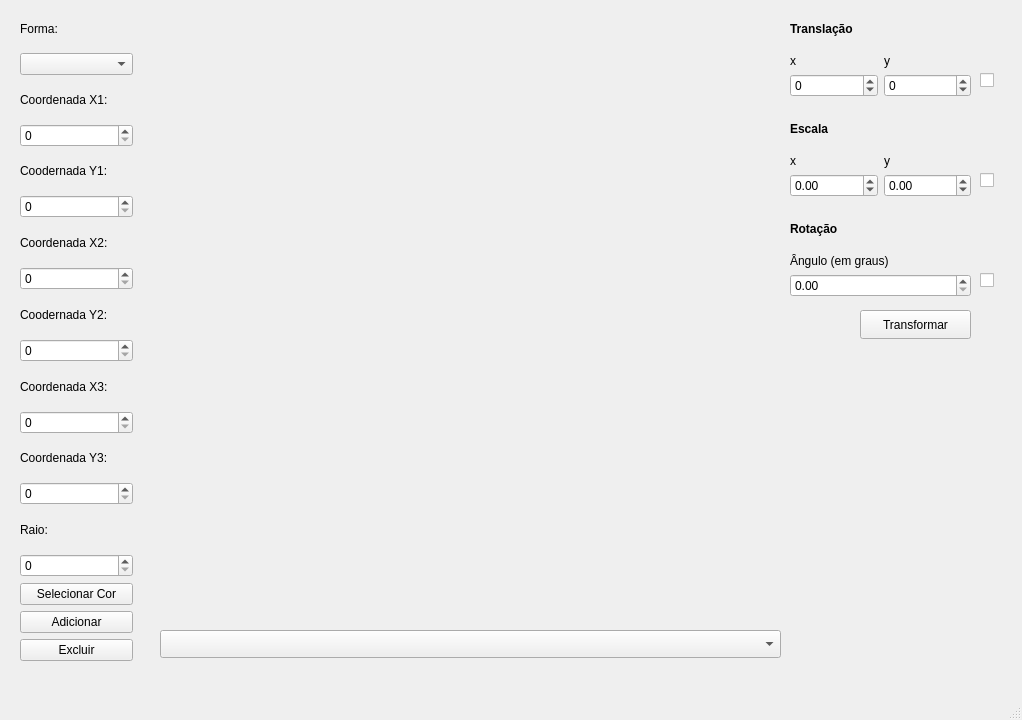
Old version of the form mainwindow.ui in the repository WallaceJunior14/computer-graphics.
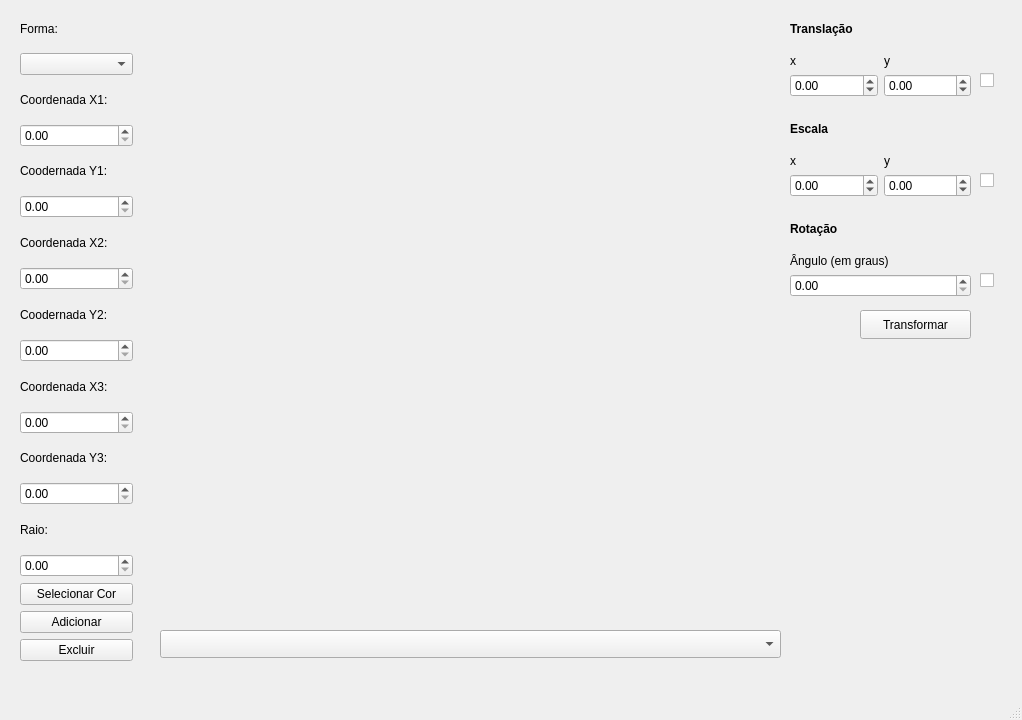
New version of the form. Custom widgets are drawn as their Qt base class.

The edit to the form file:
```diff
--- a/mainwindow.ui
+++ b/mainwindow.ui
@@ -58,9 +58,9 @@
       </widget>
      </item>
      <item>
-      <widget class="QSpinBox" name="spinX1">
+      <widget class="QDoubleSpinBox" name="spinX1">
        <property name="maximum">
-        <number>600</number>
+        <double>600.000000000000000</double>
        </property>
       </widget>
      </item>
@@ -72,9 +72,9 @@
       </widget>
      </item>
      <item>
-      <widget class="QSpinBox" name="spinY1">
+      <widget class="QDoubleSpinBox" name="spinY1">
        <property name="maximum">
-        <number>600</number>
+        <double>600.000000000000000</double>
        </property>
       </widget>
      </item>
@@ -86,9 +86,9 @@
       </widget>
      </item>
      <item>
-      <widget class="QSpinBox" name="spinX2">
+      <widget class="QDoubleSpinBox" name="spinX2">
        <property name="maximum">
-        <number>600</number>
+        <double>600.000000000000000</double>
        </property>
       </widget>
      </item>
@@ -100,9 +100,9 @@
       </widget>
      </item>
      <item>
-      <widget class="QSpinBox" name="spinY2">
+      <widget class="QDoubleSpinBox" name="spinY2">
        <property name="maximum">
-        <number>600</number>
+        <double>600.000000000000000</double>
        </property>
       </widget>
      </item>
@@ -117,12 +117,9 @@
       </widget>
      </item>
      <item>
-      <widget class="QSpinBox" name="spinX3">
-       <property name="enabled">
-        <bool>true</bool>
-       </property>
+      <widget class="QDoubleSpinBox" name="spinX3">
        <property name="maximum">
-        <number>600</number>
+        <double>600.000000000000000</double>
        </property>
       </widget>
      </item>
@@ -137,12 +134,9 @@
       </widget>
      </item>
      <item>
-      <widget class="QSpinBox" name="spinY3">
-       <property name="enabled">
-        <bool>true</bool>
-       </property>
+      <widget class="QDoubleSpinBox" name="spinY3">
        <property name="maximum">
-        <number>600</number>
+        <double>600.000000000000000</double>
        </property>
       </widget>
      </item>
@@ -154,7 +148,11 @@
       </widget>
      </item>
      <item>
-      <widget class="QSpinBox" name="spinRaio"/>
+      <widget class="QDoubleSpinBox" name="spinRaio">
+       <property name="maximum">
+        <double>100.000000000000000</double>
+       </property>
+      </widget>
      </item>
      <item>
       <widget class="QPushButton" name="btnCor">
@@ -241,16 +239,22 @@
         </widget>
        </item>
        <item row="1" column="0">
-        <widget class="QSpinBox" name="spinTranslacaoX">
+        <widget class="QDoubleSpinBox" name="spinTranslacaoX">
          <property name="minimum">
-          <number>-99</number>
+          <double>-100.000000000000000</double>
+         </property>
+         <property name="maximum">
+          <double>100.000000000000000</double>
          </property>
         </widget>
        </item>
        <item row="1" column="1">
-        <widget class="QSpinBox" name="spinTranslacaoY">
+        <widget class="QDoubleSpinBox" name="spinTranslacaoY">
          <property name="minimum">
-          <number>-99</number>
+          <double>-100.000000000000000</double>
+         </property>
+         <property name="maximum">
+          <double>100.000000000000000</double>
          </property>
         </widget>
        </item>
```
